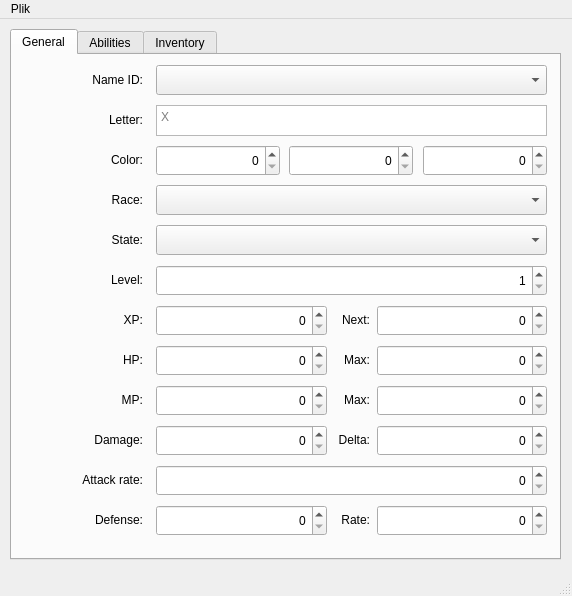
Before: the Qt Designer form forms/creatureeditor.ui in JakimPL/Roguelike, drawn with Qt 5.
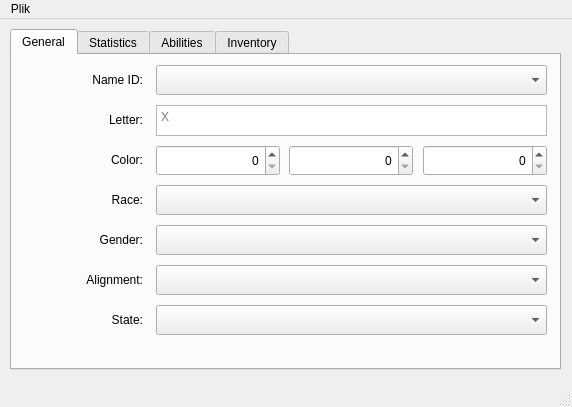
After: the same form once the commit is applied.

```diff
--- a/forms/creatureeditor.ui
+++ b/forms/creatureeditor.ui
@@ -7,7 +7,7 @@
     <x>0</x>
     <y>0</y>
     <width>572</width>
-    <height>596</height>
+    <height>407</height>
    </rect>
   </property>
   <property name="windowTitle">
@@ -20,7 +20,7 @@
       <x>10</x>
       <y>10</y>
       <width>551</width>
-      <height>531</height>
+      <height>341</height>
      </rect>
     </property>
     <property name="currentIndex">
@@ -98,7 +98,7 @@
       <property name="geometry">
        <rect>
         <x>0</x>
-        <y>170</y>
+        <y>250</y>
         <width>131</width>
         <height>30</height>
        </rect>
@@ -110,118 +110,6 @@
        <set>Qt::AlignRight|Qt::AlignTrailing|Qt::AlignVCenter</set>
       </property>
      </widget>
-     <widget class="QLabel" name="levelLabel">
-      <property name="geometry">
-       <rect>
-        <x>0</x>
-        <y>210</y>
-        <width>131</width>
-        <height>30</height>
-       </rect>
-      </property>
-      <property name="text">
-       <string>Level:</string>
-      </property>
-      <property name="alignment">
-       <set>Qt::AlignRight|Qt::AlignTrailing|Qt::AlignVCenter</set>
-      </property>
-     </widget>
-     <widget class="QLabel" name="xpLabel">
-      <property name="geometry">
-       <rect>
-        <x>0</x>
-        <y>250</y>
-        <width>131</width>
-        <height>30</height>
-       </rect>
-      </property>
-      <property name="text">
-       <string>XP:</string>
-      </property>
-      <property name="alignment">
-       <set>Qt::AlignRight|Qt::AlignTrailing|Qt::AlignVCenter</set>
-      </property>
-     </widget>
-     <widget class="QLabel" name="hpLabel">
-      <property name="geometry">
-       <rect>
-        <x>0</x>
-        <y>290</y>
-        <width>131</width>
-        <height>30</height>
-       </rect>
-      </property>
-      <property name="text">
-       <string>HP:</string>
-      </property>
-      <property name="alignment">
-       <set>Qt::AlignRight|Qt::AlignTrailing|Qt::AlignVCenter</set>
-      </property>
-     </widget>
-     <widget class="QLabel" name="mpLabel">
-      <property name="geometry">
-       <rect>
-        <x>0</x>
-        <y>330</y>
-        <width>131</width>
-        <height>30</height>
-       </rect>
-      </property>
-      <property name="text">
-       <string>MP:</string>
-      </property>
-      <property name="alignment">
-       <set>Qt::AlignRight|Qt::AlignTrailing|Qt::AlignVCenter</set>
-      </property>
-     </widget>
-     <widget class="QLabel" name="damageLabel">
-      <property name="geometry">
-       <rect>
-        <x>0</x>
-        <y>370</y>
-        <width>131</width>
-        <height>30</height>
-       </rect>
-      </property>
-      <property name="text">
-       <string>Damage:</string>
-      </property>
-      <property name="alignment">
-       <set>Qt::AlignRight|Qt::AlignTrailing|Qt::AlignVCenter</set>
-      </property>
-     </widget>
-     <widget class="QLabel" name="attackRateLabel">
-      <property name="geometry">
-       <rect>
-        <x>0</x>
-        <y>410</y>
-        <width>131</width>
-        <height>30</height>
-       </rect>
-      </property>
-      <property name="text">
-       <string>Attack rate:</string>
-      </property>
-      <property name="alignment">
-       <set>Qt::AlignRight|Qt::AlignTrailing|Qt::AlignVCenter</set>
-      </property>
-     </widget>
-     <widget class="QLabel" name="defenseLabel">
-      <property name="geometry">
-       <rect>
-        <x>0</x>
-        <y>450</y>
-        <width>131</width>
-        <height>30</height>
-       </rect>
-      </property>
-      <property name="text">
-       <string>Defense:</string>
-      </property>
-      <property name="alignment">
-       <set>Qt::AlignRight|Qt::AlignTrailing|Qt::AlignVCenter</set>
-      </property>
-     </widget>
      <widget class="QComboBox" name="nameIDBox">
       <property name="geometry">
        <rect>
@@ -246,7 +134,7 @@
       <property name="geometry">
        <rect>
         <x>144</x>
-        <y>170</y>
+        <y>250</y>
         <width>391</width>
         <height>30</height>
        </rect>
@@ -303,62 +191,87 @@
        <number>255</number>
       </property>
      </widget>
-     <widget class="QSpinBox" name="levelBox">
+     <widget class="QTextEdit" name="letterBox">
       <property name="geometry">
        <rect>
         <x>144</x>
-        <y>210</y>
+        <y>50</y>
         <width>391</width>
         <height>31</height>
        </rect>
       </property>
-      <property name="alignment">
-       <set>Qt::AlignRight|Qt::AlignTrailing|Qt::AlignVCenter</set>
+      <property name="verticalScrollBarPolicy">
+       <enum>Qt::ScrollBarAlwaysOff</enum>
       </property>
-      <property name="minimum">
-       <number>1</number>
+      <property name="acceptRichText">
+       <bool>false</bool>
       </property>
-      <property name="maximum">
-       <number>1000</number>
+      <property name="placeholderText">
+       <string>X</string>
       </property>
      </widget>
-     <widget class="QSpinBox" name="xpCurrentBox">
+     <widget class="QLabel" name="characterLabel">
       <property name="geometry">
        <rect>
-        <x>144</x>
-        <y>250</y>
-        <width>171</width>
-        <height>31</height>
+        <x>0</x>
+        <y>210</y>
+        <width>131</width>
+        <height>30</height>
        </rect>
       </property>
+      <property name="text">
+       <string>Alignment:</string>
+      </property>
       <property name="alignment">
        <set>Qt::AlignRight|Qt::AlignTrailing|Qt::AlignVCenter</set>
       </property>
-      <property name="maximum">
-       <number>999999999</number>
-      </property>
      </widget>
-     <widget class="QSpinBox" name="xpNextLevelBox">
+     <widget class="QLabel" name="genderLabel">
       <property name="geometry">
        <rect>
-        <x>365</x>
-        <y>250</y>
-        <width>170</width>
-        <height>31</height>
+        <x>0</x>
+        <y>170</y>
+        <width>131</width>
+        <height>30</height>
        </rect>
       </property>
+      <property name="text">
+       <string>Gender:</string>
+      </property>
       <property name="alignment">
        <set>Qt::AlignRight|Qt::AlignTrailing|Qt::AlignVCenter</set>
       </property>
-      <property name="maximum">
-       <number>999999999</number>
+     </widget>
+     <widget class="QComboBox" name="genderBox">
+      <property name="geometry">
+       <rect>
+        <x>144</x>
+        <y>170</y>
+        <width>391</width>
+        <height>30</height>
+       </rect>
       </property>
      </widget>
+     <widget class="QComboBox" name="alignmentBox">
+      <property name="geometry">
+       <rect>
+        <x>144</x>
+        <y>210</y>
+        <width>391</width>
+        <height>30</height>
+       </rect>
+      </property>
+     </widget>
+    </widget>
+    <widget class="QWidget" name="tabBaseStats">
+     <attribute name="title">
+      <string>Statistics</string>
+     </attribute>
      <widget class="QLabel" name="xpNextLevelLabel">
       <property name="geometry">
        <rect>
         <x>317</x>
-        <y>250</y>
+        <y>50</y>
         <width>41</width>
         <height>30</height>
        </rect>
@@ -370,81 +283,17 @@
        <set>Qt::AlignRight|Qt::AlignTrailing|Qt::AlignVCenter</set>
       </property>
      </widget>
-     <widget class="QSpinBox" name="hpMaxBox">
+     <widget class="QLabel" name="levelLabel">
       <property name="geometry">
        <rect>
-        <x>365</x>
-        <y>290</y>
-        <width>170</width>
-        <height>31</height>
-       </rect>
-      </property>
-      <property name="alignment">
-       <set>Qt::AlignRight|Qt::AlignTrailing|Qt::AlignVCenter</set>
-      </property>
-      <property name="maximum">
-       <number>999999999</number>
-      </property>
-     </widget>
-     <widget class="QLabel" name="hpMaxLabel">
-      <property name="geometry">
-       <rect>
-        <x>317</x>
-        <y>290</y>
-        <width>41</width>
+        <x>0</x>
+        <y>10</y>
+        <width>131</width>
         <height>30</height>
        </rect>
       </property>
       <property name="text">
-       <string>Max:</string>
-      </property>
-      <property name="alignment">
-       <set>Qt::AlignRight|Qt::AlignTrailing|Qt::AlignVCenter</set>
-      </property>
-     </widget>
-     <widget class="QSpinBox" name="hpCurrentBox">
-      <property name="geometry">
-       <rect>
-        <x>144</x>
-        <y>290</y>
-        <width>171</width>
-        <height>31</height>
-       </rect>
-      </property>
-      <property name="alignment">
-       <set>Qt::AlignRight|Qt::AlignTrailing|Qt::AlignVCenter</set>
-      </property>
-      <property name="maximum">
-       <number>999999999</number>
-      </property>
-     </widget>
-     <widget class="QSpinBox" name="mpCurrentBox">
-      <property name="geometry">
-       <rect>
-        <x>144</x>
-        <y>330</y>
-        <width>171</width>
-        <height>31</height>
-       </rect>
-      </property>
-      <property name="alignment">
-       <set>Qt::AlignRight|Qt::AlignTrailing|Qt::AlignVCenter</set>
-      </property>
-      <property name="maximum">
-       <number>999999999</number>
-      </property>
-     </widget>
-     <widget class="QLabel" name="mpMaxLabel">
-      <property name="geometry">
-       <rect>
-        <x>317</x>
-        <y>330</y>
-        <width>41</width>
-        <height>30</height>
-       </rect>
-      </property>
-      <property name="text">
-       <string>Max:</string>
+       <string>Level:</string>
       </property>
       <property name="alignment">
        <set>Qt::AlignRight|Qt::AlignTrailing|Qt::AlignVCenter</set>
@@ -454,7 +303,7 @@
       <property name="geometry">
        <rect>
         <x>365</x>
-        <y>330</y>
+        <y>130</y>
         <width>170</width>
         <height>31</height>
        </rect>
@@ -466,59 +315,27 @@
        <number>999999999</number>
       </property>
      </widget>
-     <widget class="QSpinBox" name="damageDeltaBox">
+     <widget class="QLabel" name="damageLabel">
       <property name="geometry">
        <rect>
-        <x>365</x>
-        <y>370</y>
-        <width>170</width>
-        <height>31</height>
-       </rect>
-      </property>
-      <property name="alignment">
-       <set>Qt::AlignRight|Qt::AlignTrailing|Qt::AlignVCenter</set>
-      </property>
-      <property name="maximum">
-       <number>999999999</number>
-      </property>
-     </widget>
-     <widget class="QLabel" name="damageDeltaLabel">
-      <property name="geometry">
-       <rect>
-        <x>317</x>
-        <y>370</y>
-        <width>41</width>
+        <x>0</x>
+        <y>170</y>
+        <width>131</width>
         <height>30</height>
        </rect>
       </property>
       <property name="text">
-       <string>Delta:</string>
+       <string>Damage:</string>
       </property>
       <property name="alignment">
        <set>Qt::AlignRight|Qt::AlignTrailing|Qt::AlignVCenter</set>
       </property>
      </widget>
-     <widget class="QSpinBox" name="damageBox">
-      <property name="geometry">
-       <rect>
-        <x>144</x>
-        <y>370</y>
-        <width>171</width>
-        <height>31</height>
-       </rect>
-      </property>
-      <property name="alignment">
-       <set>Qt::AlignRight|Qt::AlignTrailing|Qt::AlignVCenter</set>
-      </property>
-      <property name="maximum">
-       <number>999999999</number>
-      </property>
-     </widget>
      <widget class="QSpinBox" name="attackRateBox">
       <property name="geometry">
        <rect>
         <x>144</x>
-        <y>410</y>
+        <y>210</y>
         <width>391</width>
         <height>31</height>
        </rect>
@@ -536,11 +353,27 @@
        <number>0</number>
       </property>
      </widget>
+     <widget class="QLabel" name="mpMaxLabel">
+      <property name="geometry">
+       <rect>
+        <x>317</x>
+        <y>130</y>
+        <width>41</width>
+        <height>30</height>
+       </rect>
+      </property>
+      <property name="text">
+       <string>Max:</string>
+      </property>
+      <property name="alignment">
+       <set>Qt::AlignRight|Qt::AlignTrailing|Qt::AlignVCenter</set>
+      </property>
+     </widget>
      <widget class="QSpinBox" name="defenseBox">
       <property name="geometry">
        <rect>
         <x>144</x>
-        <y>450</y>
+        <y>250</y>
         <width>171</width>
         <height>31</height>
        </rect>
@@ -552,11 +385,206 @@
        <number>999999999</number>
       </property>
      </widget>
+     <widget class="QLabel" name="attackRateLabel">
+      <property name="geometry">
+       <rect>
+        <x>0</x>
+        <y>210</y>
+        <width>131</width>
+        <height>30</height>
+       </rect>
+      </property>
+      <property name="text">
+       <string>Attack rate:</string>
+      </property>
+      <property name="alignment">
+       <set>Qt::AlignRight|Qt::AlignTrailing|Qt::AlignVCenter</set>
+      </property>
+     </widget>
+     <widget class="QSpinBox" name="levelBox">
+      <property name="geometry">
+       <rect>
+        <x>144</x>
+        <y>10</y>
+        <width>391</width>
+        <height>31</height>
+       </rect>
+      </property>
+      <property name="alignment">
+       <set>Qt::AlignRight|Qt::AlignTrailing|Qt::AlignVCenter</set>
+      </property>
+      <property name="minimum">
+       <number>1</number>
+      </property>
+      <property name="maximum">
+       <number>1000</number>
+      </property>
+     </widget>
+     <widget class="QSpinBox" name="hpCurrentBox">
+      <property name="geometry">
+       <rect>
+        <x>144</x>
+        <y>90</y>
+        <width>171</width>
+        <height>31</height>
+       </rect>
+      </property>
+      <property name="alignment">
+       <set>Qt::AlignRight|Qt::AlignTrailing|Qt::AlignVCenter</set>
+      </property>
+      <property name="maximum">
+       <number>999999999</number>
+      </property>
+     </widget>
+     <widget class="QSpinBox" name="damageDeltaBox">
+      <property name="geometry">
+       <rect>
+        <x>365</x>
+        <y>170</y>
+        <width>170</width>
+        <height>31</height>
+       </rect>
+      </property>
+      <property name="alignment">
+       <set>Qt::AlignRight|Qt::AlignTrailing|Qt::AlignVCenter</set>
+      </property>
+      <property name="maximum">
+       <number>999999999</number>
+      </property>
+     </widget>
+     <widget class="QSpinBox" name="damageBox">
+      <property name="geometry">
+       <rect>
+        <x>144</x>
+        <y>170</y>
+        <width>171</width>
+        <height>31</height>
+       </rect>
+      </property>
+      <property name="alignment">
+       <set>Qt::AlignRight|Qt::AlignTrailing|Qt::AlignVCenter</set>
+      </property>
+      <property name="maximum">
+       <number>999999999</number>
+      </property>
+     </widget>
+     <widget class="QLabel" name="xpLabel">
+      <property name="geometry">
+       <rect>
+        <x>0</x>
+        <y>50</y>
+        <width>131</width>
+        <height>30</height>
+       </rect>
+      </property>
+      <property name="text">
+       <string>XP:</string>
+      </property>
+      <property name="alignment">
+       <set>Qt::AlignRight|Qt::AlignTrailing|Qt::AlignVCenter</set>
+      </property>
+     </widget>
+     <widget class="QLabel" name="hpMaxLabel">
+      <property name="geometry">
+       <rect>
+        <x>317</x>
+        <y>90</y>
+        <width>41</width>
+        <height>30</height>
+       </rect>
+      </property>
+      <property name="text">
+       <string>Max:</string>
+      </property>
+      <property name="alignment">
+       <set>Qt::AlignRight|Qt::AlignTrailing|Qt::AlignVCenter</set>
+      </property>
+     </widget>
+     <widget class="QSpinBox" name="mpCurrentBox">
+      <property name="geometry">
+       <rect>
+        <x>144</x>
+        <y>130</y>
+        <width>171</width>
+        <height>31</height>
+       </rect>
+      </property>
+      <property name="alignment">
+       <set>Qt::AlignRight|Qt::AlignTrailing|Qt::AlignVCenter</set>
+      </property>
+      <property name="maximum">
+       <number>999999999</number>
+      </property>
+     </widget>
+     <widget class="QSpinBox" name="xpCurrentBox">
+      <property name="geometry">
+       <rect>
+        <x>144</x>
+        <y>50</y>
+        <width>171</width>
+        <height>31</height>
+       </rect>
+      </property>
+      <property name="alignment">
+       <set>Qt::AlignRight|Qt::AlignTrailing|Qt::AlignVCenter</set>
+      </property>
+      <property name="maximum">
+       <number>999999999</number>
+      </property>
+     </widget>
+     <widget class="QSpinBox" name="hpMaxBox">
+      <property name="geometry">
+       <rect>
+        <x>365</x>
+        <y>90</y>
+        <width>170</width>
+        <height>31</height>
+       </rect>
+      </property>
+      <property name="alignment">
+       <set>Qt::AlignRight|Qt::AlignTrailing|Qt::AlignVCenter</set>
+      </property>
+      <property name="maximum">
+       <number>999999999</number>
+      </property>
+     </widget>
+     <widget class="QSpinBox" name="defenseRateBox">
+      <property name="geometry">
+       <rect>
+        <x>365</x>
+        <y>250</y>
+        <width>170</width>
+        <height>31</height>
+       </rect>
+      </property>
+      <property name="alignment">
+       <set>Qt::AlignRight|Qt::AlignTrailing|Qt::AlignVCenter</set>
+      </property>
+      <property name="maximum">
+       <number>999999999</number>
+      </property>
+     </widget>
+     <widget class="QLabel" name="defenseLabel">
+      <property name="geometry">
+       <rect>
+        <x>0</x>
+        <y>250</y>
+        <width>131</width>
+        <height>30</height>
+       </rect>
+      </property>
+      <property name="text">
+       <string>Defense:</string>
+      </property>
+      <property name="alignment">
+       <set>Qt::AlignRight|Qt::AlignTrailing|Qt::AlignVCenter</set>
+      </property>
+     </widget>
      <widget class="QLabel" name="defenseRateLabel">
       <property name="geometry">
        <rect>
         <x>317</x>
-        <y>450</y>
+        <y>250</y>
         <width>41</width>
         <height>30</height>
        </rect>
@@ -568,11 +596,43 @@
        <set>Qt::AlignRight|Qt::AlignTrailing|Qt::AlignVCenter</set>
       </property>
      </widget>
-     <widget class="QSpinBox" name="defenseRateBox">
+     <widget class="QLabel" name="mpLabel">
+      <property name="geometry">
+       <rect>
+        <x>0</x>
+        <y>130</y>
+        <width>131</width>
+        <height>30</height>
+       </rect>
+      </property>
+      <property name="text">
+       <string>MP:</string>
+      </property>
+      <property name="alignment">
+       <set>Qt::AlignRight|Qt::AlignTrailing|Qt::AlignVCenter</set>
+      </property>
+     </widget>
+     <widget class="QLabel" name="hpLabel">
+      <property name="geometry">
+       <rect>
+        <x>0</x>
+        <y>90</y>
+        <width>131</width>
+        <height>30</height>
+       </rect>
+      </property>
+      <property name="text">
+       <string>HP:</string>
+      </property>
+      <property name="alignment">
+       <set>Qt::AlignRight|Qt::AlignTrailing|Qt::AlignVCenter</set>
+      </property>
+     </widget>
+     <widget class="QSpinBox" name="xpNextLevelBox">
       <property name="geometry">
        <rect>
         <x>365</x>
-        <y>450</y>
+        <y>50</y>
         <width>170</width>
         <height>31</height>
        </rect>
@@ -584,23 +644,20 @@
        <number>999999999</number>
       </property>
      </widget>
-     <widget class="QTextEdit" name="textEdit">
+     <widget class="QLabel" name="damageDeltaLabel">
       <property name="geometry">
        <rect>
-        <x>144</x>
-        <y>50</y>
-        <width>391</width>
-        <height>31</height>
+        <x>317</x>
+        <y>170</y>
+        <width>41</width>
+        <height>30</height>
        </rect>
       </property>
-      <property name="verticalScrollBarPolicy">
-       <enum>Qt::ScrollBarAlwaysOff</enum>
+      <property name="text">
+       <string>Delta:</string>
       </property>
-      <property name="acceptRichText">
-       <bool>false</bool>
-      </property>
-      <property name="placeholderText">
-       <string>X</string>
+      <property name="alignment">
+       <set>Qt::AlignRight|Qt::AlignTrailing|Qt::AlignVCenter</set>
       </property>
      </widget>
     </widget>
```
